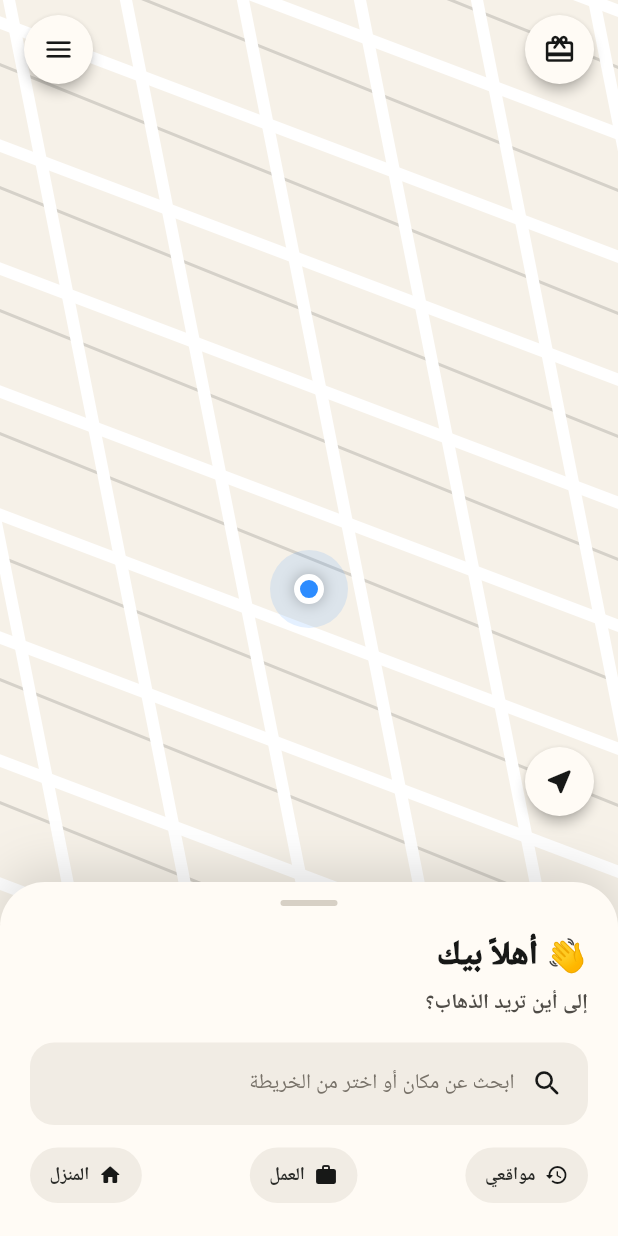
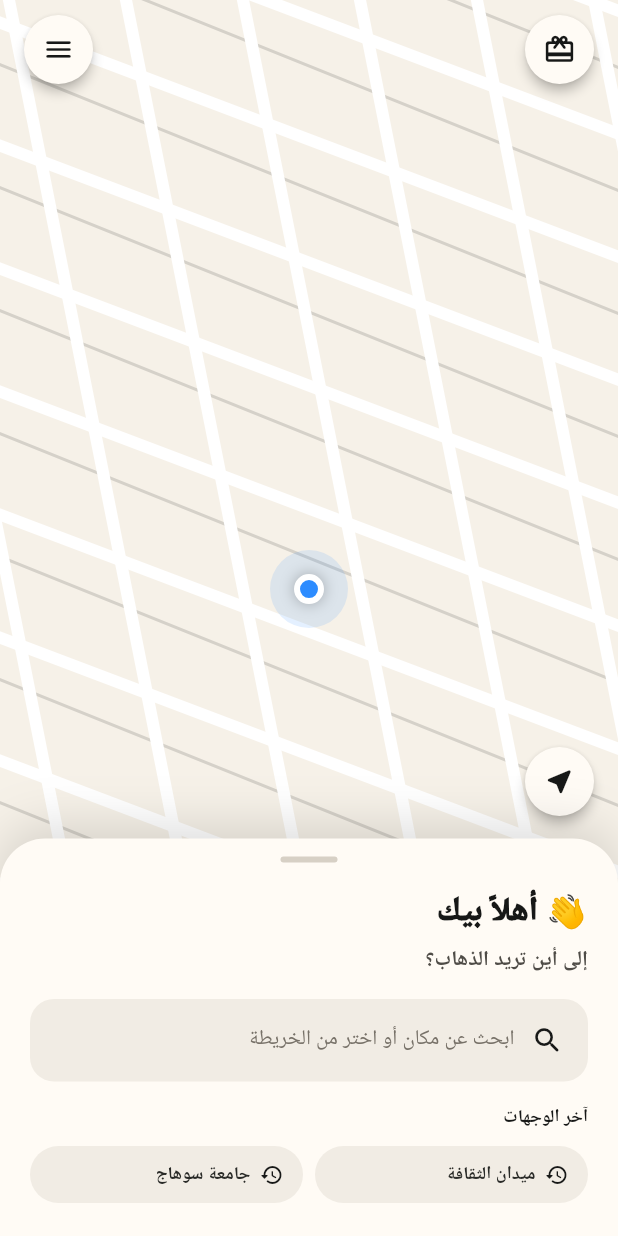
Before and after one commit to omargadelkareem/yalla-go, a Flutter app: the HomePage screen opened by its route, on a phone screen of 412 x 824 dp. Run offline on Flutter 3.47's test engine with Material 3 defaults, Android fonts, the phone set to English and light mode, and no system bars; our stand-ins replace google_fonts; Roboto replaces fonts that are missing (Cairo).

Commit message:
feat: complete rider home drawer history profile and support

```diff
--- a/lib/features/home/presentation/pages/home_page.dart
+++ b/lib/features/home/presentation/pages/home_page.dart
@@ -1,6 +1,9 @@
 import 'package:flutter/material.dart';
 
 import '../../../location/presentation/pages/destination_page.dart';
+import '../../../history/presentation/pages/trip_history_page.dart';
+import '../../../profile/presentation/pages/profile_page.dart';
+import '../../../support/presentation/pages/support_page.dart';
 
 class HomePage extends StatelessWidget {
   const HomePage({super.key});
@@ -8,6 +11,46 @@ class HomePage extends StatelessWidget {
   @override
   Widget build(BuildContext context) {
     return Scaffold(
+      drawer: Drawer(
+        backgroundColor: const Color(0xFFFFFBF5),
+        child: SafeArea(
+          child: Column(
+            children: [
+              const Padding(
+                padding: EdgeInsets.fromLTRB(20, 24, 20, 20),
+                child: Row(
+                  textDirection: TextDirection.rtl,
+                  children: [
+                    CircleAvatar(
+                      radius: 27,
+                      backgroundColor: Color(0xFF171817),
+                      child: Icon(Icons.person_rounded, color: Color(0xFFFFFBF5)),
+                    ),
+                    SizedBox(width: 12),
+                    Column(
+                      crossAxisAlignment: CrossAxisAlignment.end,
+                      children: [
+                        Text('مستخدم Yalla Go', textDirection: TextDirection.rtl, style: TextStyle(color: Color(0xFF171817), fontWeight: FontWeight.w900)),
+                        Text('+20 10 0000 0000', style: TextStyle(color: Color(0xFF817A70), fontSize: 11)),
+                      ],
+                    ),
+                  ],
+                ),
+              ),
+              const Divider(color: Color(0xFFE7E0D6)),
+              _DrawerItem(icon: Icons.history_rounded, label: 'رحلاتي', page: TripHistoryPage()),
+              _DrawerItem(icon: Icons.person_outline_rounded, label: 'حسابي', page: ProfilePage()),
+              _DrawerItem(icon: Icons.notifications_none_rounded, label: 'الإشعارات'),
+              _DrawerItem(icon: Icons.support_agent_rounded, label: 'المساعدة والدعم', page: SupportPage()),
+              const Spacer(),
+              const Padding(
+                padding: EdgeInsets.all(20),
+                child: Text('Yalla Go • Sohag', style: TextStyle(color: Color(0xFF817A70), fontSize: 11)),
+              ),
+            ],
+          ),
+        ),
+      ),
       backgroundColor: const Color(0xFFF6F1E8),
       body: Stack(
         children: [
@@ -17,7 +60,7 @@ class HomePage extends StatelessWidget {
               padding: const EdgeInsets.fromLTRB(16, 10, 16, 0),
               child: Row(
                 children: [
-                  _MapButton(icon: Icons.menu_rounded, onTap: () {}),
+                  Builder(builder: (menuContext) => _MapButton(icon: Icons.menu_rounded, onTap: () => Scaffold.of(menuContext).openDrawer())),
                   const Spacer(),
                   _MapButton(icon: Icons.card_giftcard_rounded, onTap: () {}),
                 ],
@@ -126,13 +169,19 @@ class HomePage extends StatelessWidget {
                       ),
                     ),
                     const SizedBox(height: 15),
-                    const Row(
-                      mainAxisAlignment: MainAxisAlignment.spaceBetween,
+                    const Text(
+                      'آخر الوجهات',
+                      textDirection: TextDirection.rtl,
+                      textAlign: TextAlign.right,
+                      style: TextStyle(color: Color(0xFF171817), fontSize: 12, fontWeight: FontWeight.w800),
+                    ),
+                    const SizedBox(height: 10),
+                    Row(
+                      textDirection: TextDirection.rtl,
                       children: [
-                        _QuickPlace(icon: Icons.home_rounded, label: 'المنزل'),
-                        _QuickPlace(icon: Icons.work_rounded, label: 'العمل'),
-                        _QuickPlace(
-                            icon: Icons.history_rounded, label: 'مواقعي'),
+                        Expanded(child: _QuickPlace(icon: Icons.history_rounded, label: 'ميدان الثقافة')),
+                        SizedBox(width: 8),
+                        Expanded(child: _QuickPlace(icon: Icons.history_rounded, label: 'جامعة سوهاج')),
                       ],
                     ),
                   ],
@@ -273,5 +322,23 @@ class _MapPainter extends CustomPainter {
   }
 
   @override
-  bool shouldRepaint(covariant CustomPainter oldDelegate) => false;
+  bool shouldRepaint(CustomPainter oldDelegate) => false;
 }
+
+class _DrawerItem extends StatelessWidget {
+  const _DrawerItem({required this.icon, required this.label, this.page});
+  final IconData icon;
+  final String label;
+  final Widget? page;
+  @override
+  Widget build(BuildContext context) => ListTile(
+    trailing: Icon(icon, color: const Color(0xFFB98B52)),
+    leading: const Icon(Icons.chevron_left_rounded, color: Color(0xFF817A70)),
+    title: Text(label, textDirection: TextDirection.rtl, textAlign: TextAlign.right,
+      style: const TextStyle(color: Color(0xFF171817), fontWeight: FontWeight.w700)),
+    onTap: () {
+      Navigator.pop(context);
+      if (page != null) Navigator.push(context, MaterialPageRoute(builder: (_) => page!));
+    },
+  );
+}
```
